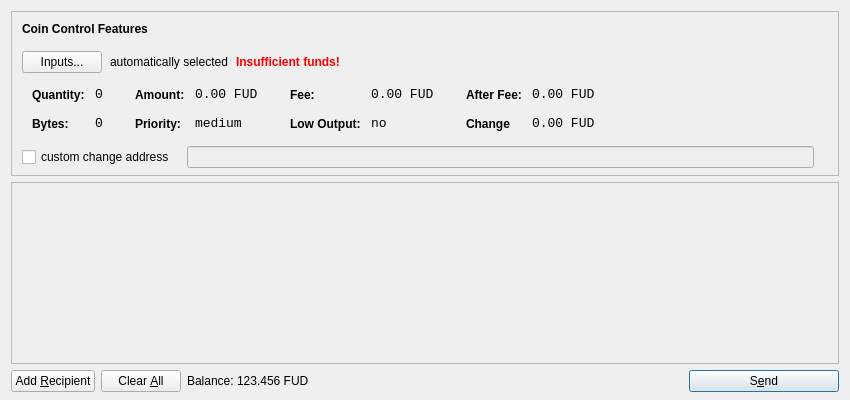
Before: the Qt Designer form src/qt/forms/sendcoinsdialog.ui in fonziecoin/fonzie, drawn with Qt 5.
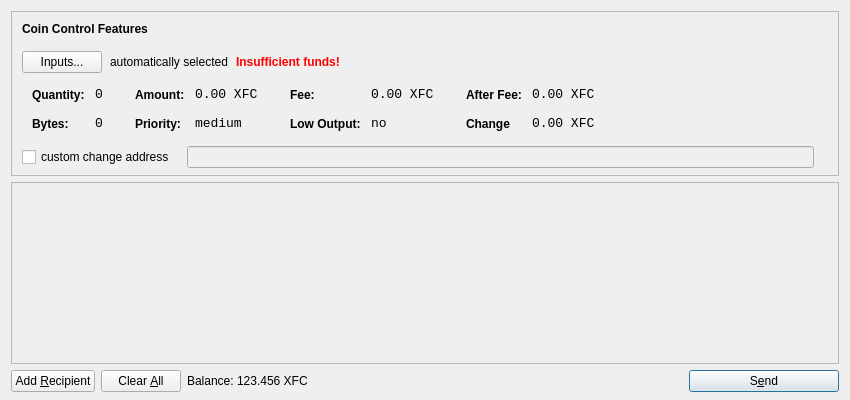
After: the same form once the commit is applied. Icons and pictures are not drawn.

Patch:
```diff
--- a/src/qt/forms/sendcoinsdialog.ui
+++ b/src/qt/forms/sendcoinsdialog.ui
@@ -321,7 +321,7 @@
                   <enum>Qt::ActionsContextMenu</enum>
                  </property>
                  <property name="text">
-                  <string>0.00 FUD</string>
+                  <string>0.00 XFC</string>
                  </property>
                  <property name="textInteractionFlags">
                   <set>Qt::LinksAccessibleByMouse|Qt::TextSelectableByKeyboard|Qt::TextSelectableByMouse</set>
@@ -407,7 +407,7 @@
                   <enum>Qt::ActionsContextMenu</enum>
                  </property>
                  <property name="text">
-                  <string>0.00 FUD</string>
+                  <string>0.00 XFC</string>
                  </property>
                  <property name="textInteractionFlags">
                   <set>Qt::LinksAccessibleByMouse|Qt::TextSelectableByKeyboard|Qt::TextSelectableByMouse</set>
@@ -493,7 +493,7 @@
                   <enum>Qt::ActionsContextMenu</enum>
                  </property>
                  <property name="text">
-                  <string>0.00 FUD</string>
+                  <string>0.00 XFC</string>
                  </property>
                  <property name="textInteractionFlags">
                   <set>Qt::LinksAccessibleByMouse|Qt::TextSelectableByKeyboard|Qt::TextSelectableByMouse</set>
@@ -525,7 +525,7 @@
                   <enum>Qt::ActionsContextMenu</enum>
                  </property>
                  <property name="text">
-                  <string>0.00 FUD</string>
+                  <string>0.00 XFC</string>
                  </property>
                  <property name="textInteractionFlags">
                   <set>Qt::LinksAccessibleByMouse|Qt::TextSelectableByKeyboard|Qt::TextSelectableByMouse</set>
@@ -732,7 +732,7 @@
           <cursorShape>IBeamCursor</cursorShape>
          </property>
          <property name="text">
-          <string>123.456 FUD</string>
+          <string>123.456 XFC</string>
          </property>
          <property name="textInteractionFlags">
           <set>Qt::LinksAccessibleByMouse|Qt::TextSelectableByKeyboard|Qt::TextSelectableByMouse</set>
```
